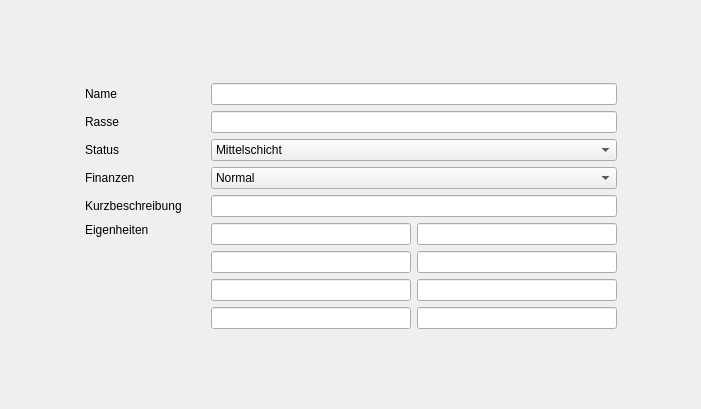
Before: the Qt Designer form UI/CharakterBeschreibung.ui in Aeolitus/Sephrasto, drawn with Qt 5.
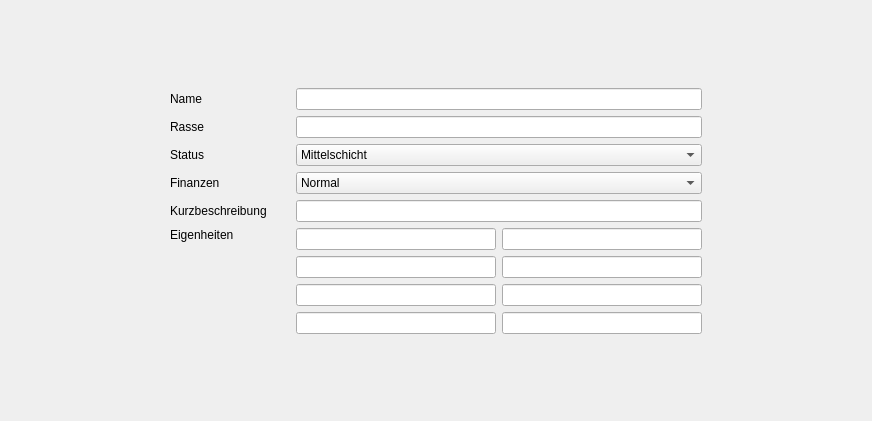
After: the same form once the commit is applied.

What changed in the file:
```diff
--- a/UI/CharakterBeschreibung.ui
+++ b/UI/CharakterBeschreibung.ui
@@ -6,22 +6,15 @@
    <rect>
     <x>0</x>
     <y>0</y>
-    <width>701</width>
-    <height>409</height>
+    <width>872</width>
+    <height>421</height>
    </rect>
   </property>
   <property name="windowTitle">
    <string>Beschreibung</string>
   </property>
-  <widget class="QWidget" name="gridLayoutWidget">
-   <property name="geometry">
-    <rect>
-     <x>0</x>
-     <y>0</y>
-     <width>701</width>
-     <height>411</height>
-    </rect>
-   </property>
+  <layout class="QGridLayout" name="gridLayout_3">
+   <item row="0" column="0">
    <layout class="QGridLayout" name="gridLayout">
     <property name="sizeConstraint">
      <enum>QLayout::SetDefaultConstraint</enum>
@@ -299,7 +292,8 @@
      <widget class="QLineEdit" name="editName"/>
     </item>
    </layout>
-  </widget>
+   </item>
+  </layout>
  </widget>
  <tabstops>
   <tabstop>editName</tabstop>
```
Lines whose indentation alone changed are shown as unchanged.
